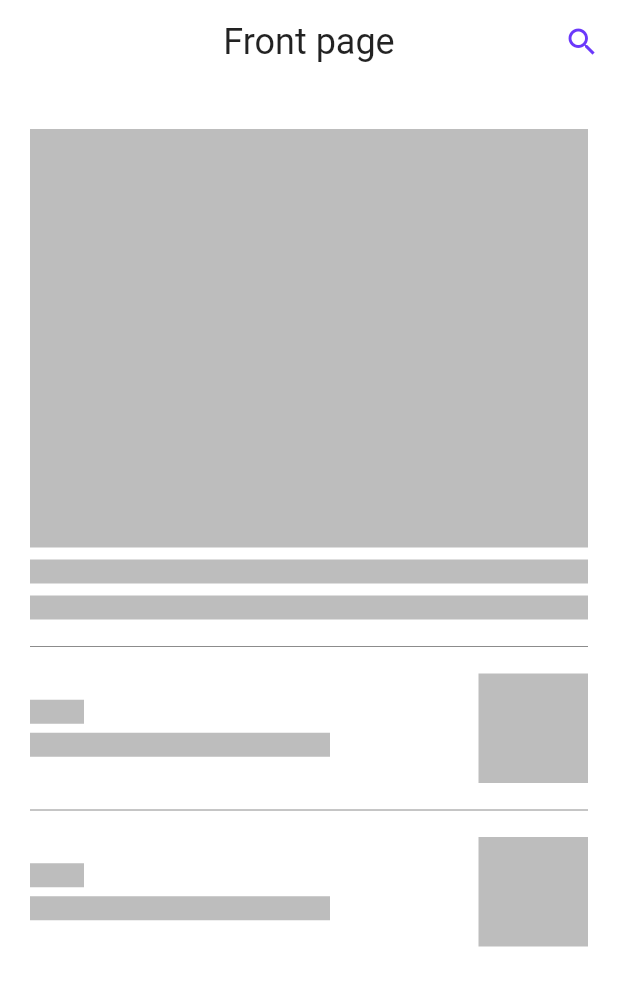
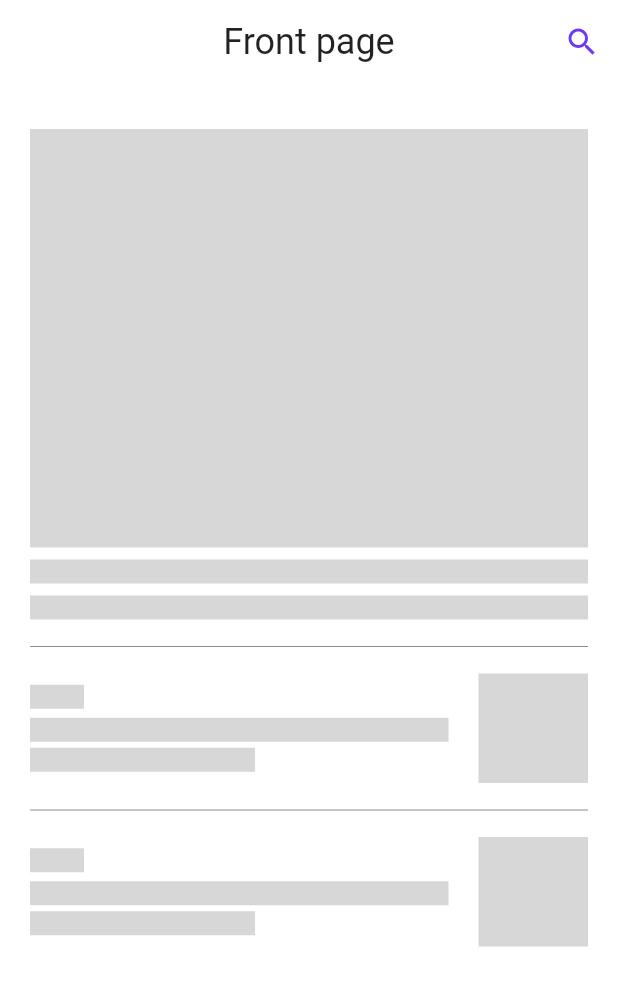
Before and after one commit to Salby/novum, a Flutter app: the screen it shows after launch, on a phone screen of 412 x 824 dp. Shown: the top 986 px of the screen. Run offline on Flutter 3.47's test engine with Material 2 defaults, Android fonts, the phone set to English and light mode, and no system bars; our stand-ins replace rxdart, transparent_image; network calls fail.

Commit message:
Added flashing effect to skeleton elements.

```diff
--- a/lib/src/ui/components/article_list_skeleton.dart
+++ b/lib/src/ui/components/article_list_skeleton.dart
@@ -1,5 +1,6 @@
 import 'package:flutter/material.dart';
 import './article_tile.dart';
+import './skeleton_frame.dart';
 
 class ArticleListSkeleton extends StatelessWidget {
 
@@ -15,9 +16,19 @@ class ArticleListSkeleton extends StatelessWidget {
       },
       itemBuilder: (BuildContext context, int index) {
         return ArticleTile(
-          title: Container(width: 200.0, height: 16.0, color: Colors.black26),
-          published: Container(width: 36.0, height: 16.0, color: Colors.black26),
-          thumbnail: Container(width: 100.0, height: 100.0, color: Colors.transparent),
+          title: index == 0
+            ? SkeletonFrame(width: 300.0, height: 16.0)
+            : Column(
+              mainAxisSize: MainAxisSize.min,
+              crossAxisAlignment: CrossAxisAlignment.start,
+              children: <Widget>[
+                SkeletonFrame(width: 300.0, height: 16.0),
+                SizedBox(height: 4.0),
+                SkeletonFrame(width: 150.0, height: 16.0),
+              ],
+            ),
+          published: SkeletonFrame(width: 36.0, height: 16.0),
+          thumbnail: Container(width: 100.0, height: 100.0),
           expanded: index == 0,
         );
       },
--- a/lib/src/ui/components/article_tile.dart
+++ b/lib/src/ui/components/article_tile.dart
@@ -1,6 +1,7 @@
 import 'package:flutter/material.dart';
 import '../../models/article_model.dart';
 import './image_placeholder.dart';
+import './skeleton_frame.dart';
 import 'package:transparent_image/transparent_image.dart';
 
 class ArticleTile extends StatelessWidget {
@@ -58,7 +59,7 @@ class ArticleTile extends StatelessWidget {
           child: Stack(
             alignment: Alignment.center,
             children: <Widget>[
-              AspectRatio(aspectRatio: 4.0 / 3.0, child: Container(color: Colors.black26)),
+              AspectRatio(aspectRatio: 4.0 / 3.0, child: SkeletonFrame()),
               AspectRatio(aspectRatio: 4.0 / 3.0, child: thumbnail),
             ],
           ),
@@ -115,7 +116,7 @@ class ArticleTile extends StatelessWidget {
             child: Stack(
               alignment: Alignment.center,
               children: <Widget>[
-                AspectRatio(aspectRatio: 1.0 / 1.0, child: Container(color: Colors.black26)),
+                AspectRatio(aspectRatio: 1.0 / 1.0, child: SkeletonFrame()),
                 AspectRatio(aspectRatio: 1.0 / 1.0, child: thumbnail),
               ],
             ),
--- /dev/null
+++ b/lib/src/ui/components/skeleton_frame.dart
@@ -0,0 +1,60 @@
+import 'package:flutter/material.dart';
+
+class SkeletonFrame extends StatefulWidget {
+
+  SkeletonFrame({
+    this.width,
+    this.height,
+  });
+
+  final double width;
+  final double height;
+
+  @override
+  _SkeletonFrameState createState() => _SkeletonFrameState();
+
+}
+
+class _SkeletonFrameState extends State<SkeletonFrame> with SingleTickerProviderStateMixin {
+
+  AnimationController controller;
+  Animation<double> animation;
+
+  void initState() {
+    super.initState();
+    controller = AnimationController(
+      duration: Duration(milliseconds: 1000),
+      vsync: this,
+    );
+    animation = Tween<double>(
+      begin: 1.0,
+      end: 0.2,
+    ).animate(controller)
+      ..addListener(() { setState(() {}); })
+      ..addStatusListener((status) {
+        if (status == AnimationStatus.completed) {
+          controller.reverse();
+        } else if (status == AnimationStatus.dismissed) {
+          controller.forward();
+        }
+      });
+    controller.forward();
+  }
+
+  Widget build(BuildContext context) {
+    return Opacity(
+      opacity: animation.value,
+      child: Container(
+        width: widget.width,
+        height: widget.height,
+        color: Colors.black26,
+      ),
+    );
+  }
+
+  void dispose() {
+    controller.dispose();
+    super.dispose();
+  }
+
+}
```
